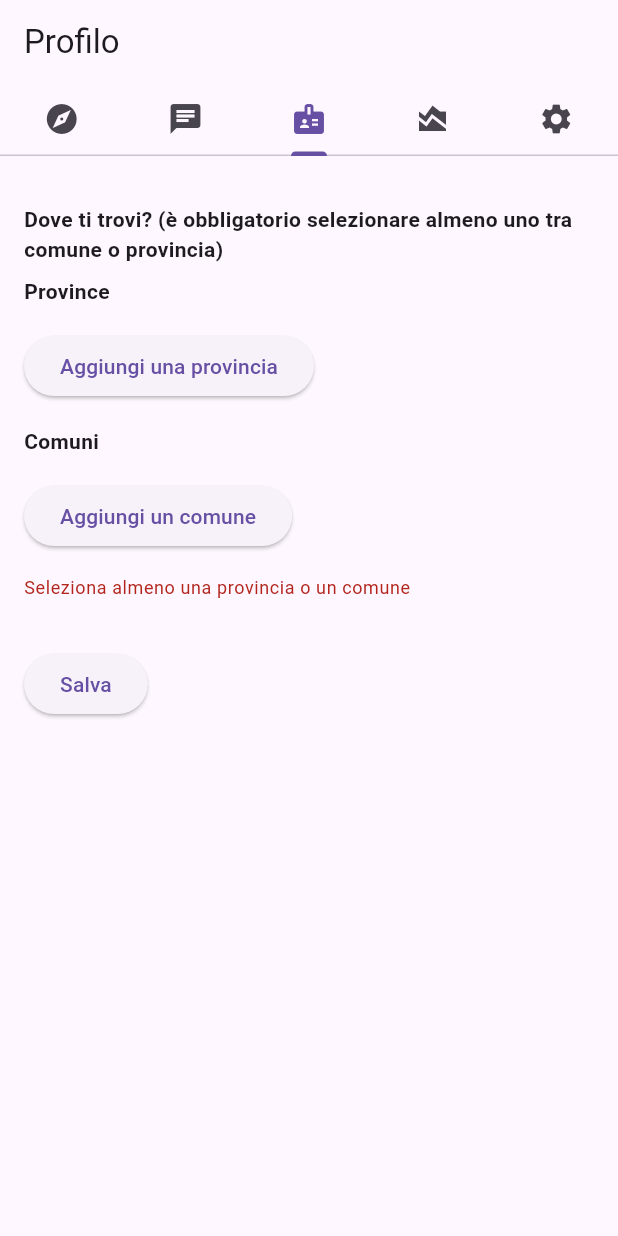
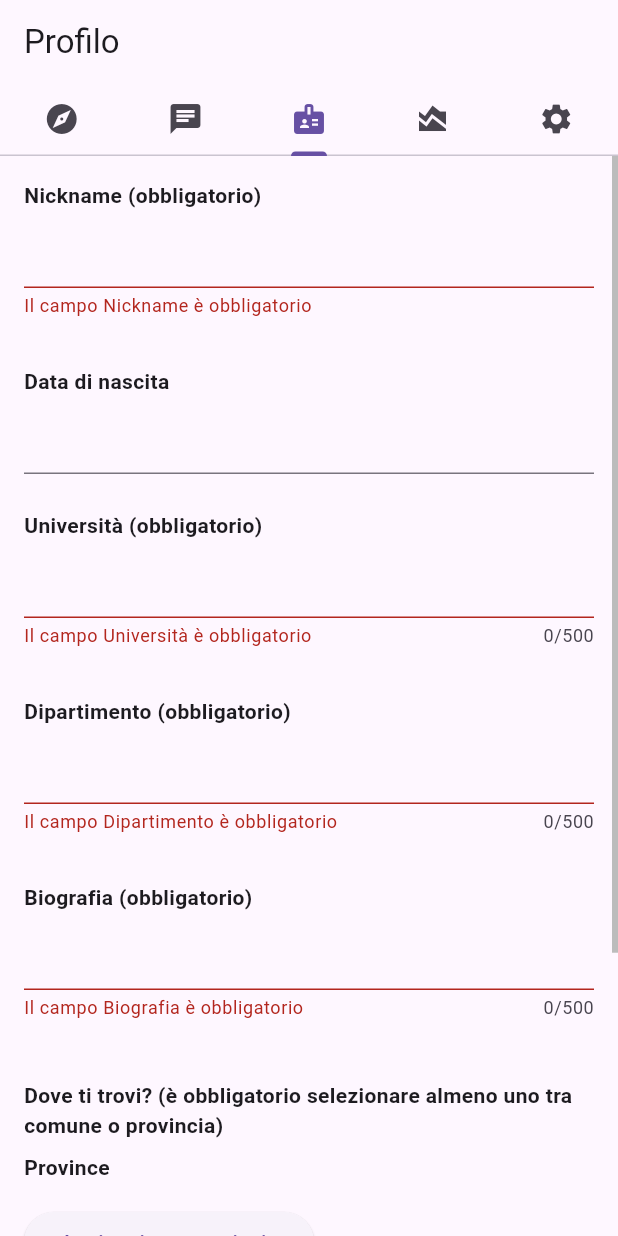
Before and after one commit to mikymaione/cygnus2, a Flutter app: the screen it shows once a user with an empty profile is signed in, tab 3 chosen, on a phone screen of 412 x 824 dp. Run offline on Flutter 3.47's test engine with Material 3 defaults, Android fonts, the phone set to English and light mode, and no system bars; our stand-ins replace cloud_firestore, community_charts_flutter, email_validator, firebase_auth, firebase_core, firebase_messaging and 4 more; missing offline and left inert: age_calculator; accounts and stored records are empty; generated files the repository leaves out were written again.

Commit message:
feat: birthday editor

```diff
--- /dev/null
+++ b/lib/ui/forms/date_editor.dart
@@ -0,0 +1,103 @@
+/*
+MIT License
+
+Copyright (c) 2024 Michele Maione
+
+Permission is hereby granted, free of charge, to any person obtaining a copy of this software and associated documentation files (the "Software"), to deal in the Software without restriction, including without limitation the rights to use, copy, modify, merge, publish, distribute, sublicense, and/or sell copies of the Software, and to permit persons to whom the Software is furnished to do so, subject to the following conditions:
+The above copyright notice and this permission notice shall be included in all copies or substantial portions of the Software.
+THE SOFTWARE IS PROVIDED "AS IS", WITHOUT WARRANTY OF ANY KIND, EXPRESS OR IMPLIED, INCLUDING BUT NOT LIMITED TO THE WARRANTIES OF MERCHANTABILITY, FITNESS FOR A PARTICULAR PURPOSE AND NONINFRINGEMENT. IN NO EVENT SHALL THE AUTHORS OR COPYRIGHT HOLDERS BE LIABLE FOR ANY CLAIM, DAMAGES OR OTHER LIABILITY, WHETHER IN AN ACTION OF CONTRACT, TORT OR OTHERWISE, ARISING FROM, OUT OF OR IN CONNECTION WITH THE SOFTWARE OR THE USE OR OTHER DEALINGS IN THE SOFTWARE.
+*/
+import 'package:cygnus2/utility/generic_controller.dart';
+import 'package:cygnus2/utility/utility.dart';
+import 'package:flutter/material.dart';
+
+class DateEditor extends StatefulWidget {
+  final GenericController<DateTime> controller;
+  final String label, languageCode;
+  final bool readOnly;
+  final DateTime minValue, maxValue;
+
+  const DateEditor({
+    super.key,
+    required this.controller,
+    required this.languageCode,
+    required this.label,
+    required this.readOnly,
+    required this.minValue,
+    required this.maxValue,
+  });
+
+  @override
+  State<StatefulWidget> createState() => _DateEditorState();
+}
+
+class _DateEditorState extends State<DateEditor> {
+  final c1 = TextEditingController();
+
+  Future<DateTime?> selectDate(DateTime initialDate, DateTime firstDate, DateTime lastDate) => showDatePicker(
+        context: context,
+        initialDate: initialDate,
+        firstDate: firstDate,
+        lastDate: lastDate,
+      );
+
+  void setData() {
+    if (widget.controller.value != null) {
+      c1.text = Utility.datetimeYMMMMD(widget.languageCode, widget.controller.value!);
+    }
+  }
+
+  @override
+  void initState() {
+    super.initState();
+    setData();
+  }
+
+  @override
+  void dispose() {
+    c1.dispose();
+
+    super.dispose();
+  }
+
+  @override
+  Widget build(BuildContext context) {
+    return Column(
+      crossAxisAlignment: CrossAxisAlignment.start,
+      children: [
+        // title
+        Text(
+          widget.label,
+          style: const TextStyle(
+            fontWeight: FontWeight.bold,
+          ),
+        ),
+        const SizedBox(height: 4),
+
+        // from
+        TextFormField(
+          controller: c1,
+          readOnly: true,
+          onTap: widget.readOnly
+              ? null
+              : () async {
+                  final d = await selectDate(
+                    widget.controller.value ?? widget.maxValue,
+                    widget.minValue,
+                    widget.maxValue,
+                  );
+
+                  // d = 01/02/1998 00:00:00
+                  setState(() {
+                    widget.controller.value = d;
+                    setData();
+                  });
+                },
+        ),
+
+        // space
+        const SizedBox(height: 16),
+      ],
+    );
+  }
+}
--- a/lib/ui/mad/mad_crud.dart
+++ b/lib/ui/mad/mad_crud.dart
@@ -11,7 +11,9 @@ import 'package:cygnus2/data_structures/mad_data.dart';
 import 'package:cygnus2/data_structures/my_data.dart';
 import 'package:cygnus2/store/store_mad.dart';
 import 'package:cygnus2/ui/base/msg.dart';
+import 'package:cygnus2/ui/forms/date_editor.dart';
 import 'package:cygnus2/ui/forms/province_or_city_form.dart';
+import 'package:cygnus2/ui/forms/text_editor.dart';
 import 'package:cygnus2/ui/mad/city_dao.dart';
 import 'package:cygnus2/utility/generic_controller.dart';
 import 'package:flutter/material.dart';
@@ -38,12 +40,13 @@ class _MadCrudState extends State<MadCrud> {
 
   final scrollController = ScrollController();
 
-  final cNickname = GenericController<String>();
+  final cNickname = TextEditingController();
+
   final cBirthday = GenericController<DateTime>();
-  final cBio = GenericController<String>();
+  final cBio = TextEditingController();
 
-  final cUniversity = GenericController<String>();
-  final cDepartment = GenericController<String>();
+  final cUniversity = TextEditingController();
+  final cDepartment = TextEditingController();
 
   // bse64
   final cImg1 = GenericController<String>();
@@ -111,11 +114,11 @@ class _MadCrudState extends State<MadCrud> {
           idFirebase: widget.mad?.idFirebase,
           updated: DateTime.now(),
           personId: widget.myProfile!.profileData.idFirebase,
-          nickname: cNickname.value!,
+          nickname: cNickname.text,
           birthday: cBirthday.value!,
-          bio: cBio.value,
-          university: cUniversity.value!,
-          department: cDepartment.value!,
+          bio: cBio.text,
+          university: cUniversity.text,
+          department: cDepartment.text,
           img1: cImg1.value!,
           img2: cImg2.value,
           img3: cImg3.value,
@@ -143,6 +146,11 @@ class _MadCrudState extends State<MadCrud> {
 
   @override
   Widget build(BuildContext context) {
+    final languageCode = Localizations.localeOf(context).languageCode;
+
+    final years100 = DateTime.now().subtract(const Duration(days: 365 * 100));
+    final years18 = DateTime.now().subtract(const Duration(days: 365 * 18));
+
     return Scrollbar(
       thumbVisibility: true,
       controller: scrollController,
@@ -156,8 +164,61 @@ class _MadCrudState extends State<MadCrud> {
             child: Column(
               crossAxisAlignment: CrossAxisAlignment.start,
               children: [
+                // Nickname
+                TextEditor(
+                  label: 'Nickname',
+                  controller: cNickname,
+                  required: true,
+                  readOnly: widget.readOnly,
+                ),
+                const SizedBox(height: 8),
+
+                // Birthday
+                DateEditor(
+                  label: 'Data di nascita',
+                  controller: cBirthday,
+                  minValue: years100,
+                  maxValue: years18,
+                  languageCode: languageCode,
+                  readOnly: widget.readOnly,
+                ),
+                const SizedBox(height: 8),
+
+                // University
+                TextEditor(
+                  label: 'Università',
+                  controller: cUniversity,
+                  required: true,
+                  minLength: 5,
+                  maxLength: 500,
+                  readOnly: widget.readOnly,
+                ),
+                const SizedBox(height: 8),
+
+                // Department
+                TextEditor(
+                  label: 'Dipartimento',
+                  controller: cDepartment,
+                  required: true,
+                  minLength: 3,
+                  maxLength: 500,
+                  readOnly: widget.readOnly,
+                ),
+                const SizedBox(height: 8),
+
+                // Bio
+                TextEditor(
+                  label: 'Biografia',
+                  controller: cBio,
+                  required: true,
+                  minLength: 3,
+                  maxLength: 500,
+                  readOnly: widget.readOnly,
+                ),
+                const SizedBox(height: 8),
+
                 // Province & City
-                const SizedBox(height: 16),
+                const SizedBox(height: 8),
                 const Text(
                   'Dove ti trovi? (è obbligatorio selezionare almeno uno tra comune o provincia)',
                   style: TextStyle(
```
